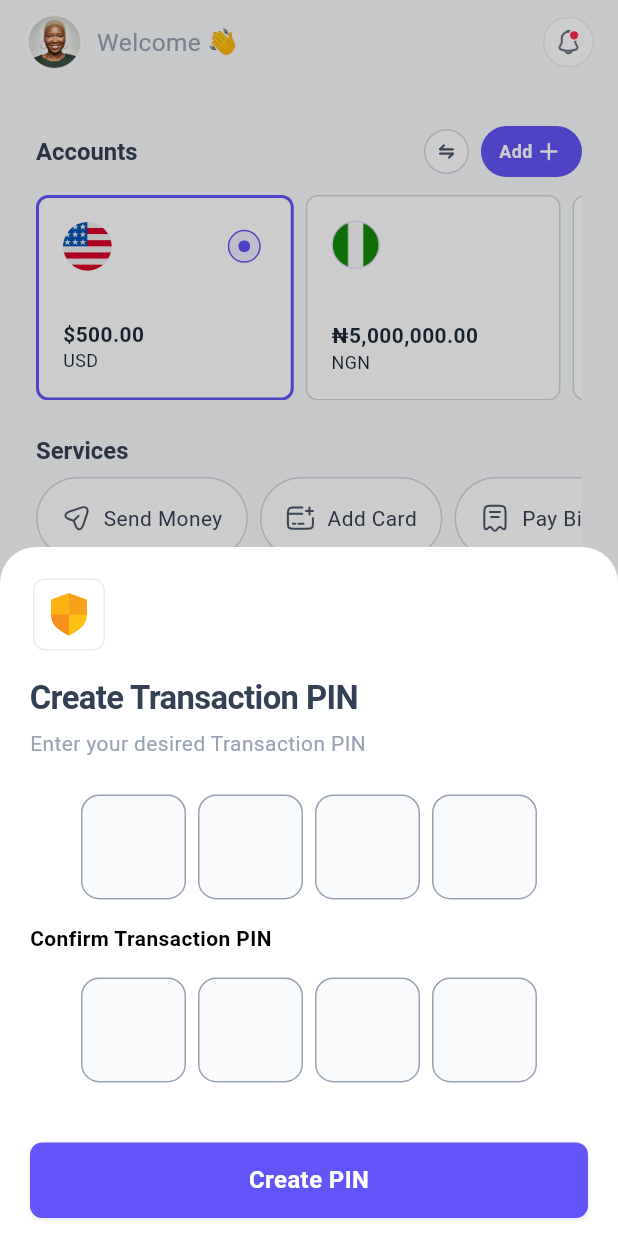
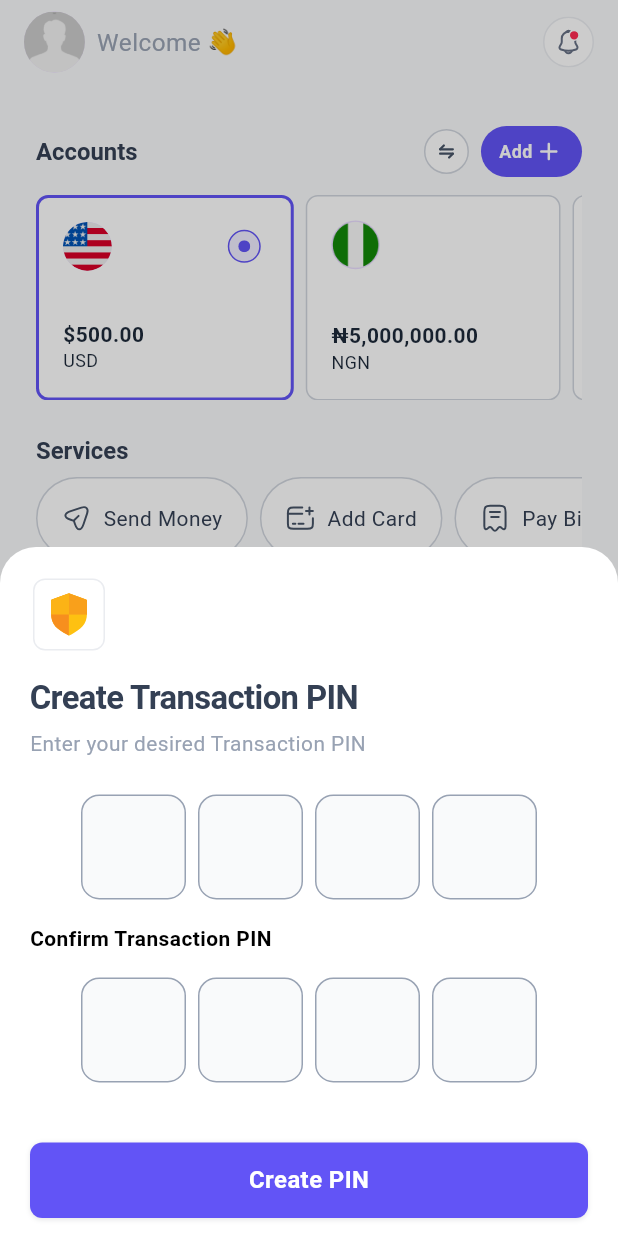
Before and after one commit to maraz-dev/remittance_mobile, a Flutter app: the DashboardView screen opened by its route, on a phone screen of 412 x 824 dp. Run offline on Flutter 3.47's test engine with Material 3 defaults, Android fonts, the phone set to English and light mode, and no system bars; drawn by our look-alikes of pinput; our stand-ins replace clock, device_info_plus, dio, flutter_animate, flutter_screenutil, flutter_secure_storage and 12 more; missing offline and left inert: curl_logger_dio_interceptor, dio_cache_interceptor, dio_cache_interceptor_hive_store, number_text_input_formatter; accounts and stored records are empty; network calls fail; Roboto replaces fonts that are missing (SFPro).

Commit message:
fix: demo fix

```diff
--- a/lib/view/features/auth/create_account_flow/choose_country_view.dart
+++ b/lib/view/features/auth/create_account_flow/choose_country_view.dart
@@ -5,6 +5,7 @@ import 'package:flutter_svg/svg.dart';
 import 'package:go_router/go_router.dart';
 import 'package:hooks_riverpod/hooks_riverpod.dart';
 import 'package:remittance_mobile/data/models/responses/new_country_model.dart';
+import 'package:remittance_mobile/view/features/auth/login_view.dart';
 import 'package:remittance_mobile/view/features/auth/vm/auth_providers.dart';
 import 'package:remittance_mobile/view/theme/app_colors.dart';
 import 'package:remittance_mobile/view/utils/app_dropdown.dart';
@@ -80,7 +81,7 @@ class _ChooseCountryViewState extends ConsumerState<ChooseCountryView> {
                 RichTextWidget(
                   text: 'Already have an Account?',
                   hyperlink: ' Log In',
-                  onTap: () => context.pop(),
+                  onTap: () => context.pushReplacementNamed(LoginScreen.path),
                 )
                     .animate()
                     .fadeIn(
--- a/lib/view/features/auth/create_account_flow/create_transaction_pin.dart
+++ b/lib/view/features/auth/create_account_flow/create_transaction_pin.dart
@@ -13,6 +13,7 @@ import 'package:remittance_mobile/view/theme/app_colors.dart';
 import 'package:remittance_mobile/view/theme/app_theme.dart';
 import 'package:remittance_mobile/view/utils/app_bottomsheet.dart';
 import 'package:remittance_mobile/view/utils/app_images.dart';
+import 'package:remittance_mobile/view/utils/bottomsheets/kyc_bottomsheet.dart';
 import 'package:remittance_mobile/view/utils/buttons.dart';
 import 'package:remittance_mobile/view/utils/extensions.dart';
 import 'package:remittance_mobile/view/utils/snackbar.dart';
@@ -61,6 +62,7 @@ class _CreateTransactionPINSheetState
                 'PIN Created Successfully',
                 context,
               );
+              kycBottomSheet(context);
             } else {
               context.pop();
               AppBottomSheet.showBottomSheet(
--- a/lib/view/features/home/widgets/home_appbar.dart
+++ b/lib/view/features/home/widgets/home_appbar.dart
@@ -18,7 +18,7 @@ class HomeAppBarWidget extends StatelessWidget {
       children: [
         CircleAvatar(
           radius: 20.r,
-          backgroundImage: const AssetImage(AppImages.tempProfileImage),
+          backgroundImage: const AssetImage(AppImages.selfieImageTwo),
         ),
         8.0.width,
         RichText(
--- a/lib/view/features/home/widgets/home_service_card.dart
+++ b/lib/view/features/home/widgets/home_service_card.dart
@@ -1,12 +1,16 @@
 import 'package:flutter/material.dart';
 import 'package:flutter_svg/svg.dart';
+import 'package:go_router/go_router.dart';
+import 'package:remittance_mobile/view/features/services/bill-payment/airtime_view.dart';
+import 'package:remittance_mobile/view/features/services/transfers/send_money_initial.dart';
+import 'package:remittance_mobile/view/features/services/virtual-cards/virtual_cards_empty_view.dart';
 import 'package:remittance_mobile/view/theme/app_colors.dart';
 import 'package:remittance_mobile/view/utils/app_images.dart';
 import 'package:remittance_mobile/view/utils/extensions.dart';
 
 class HomeServiceCard extends StatelessWidget {
   final String? image, title;
-  final Function()? onTap;
+  final String? onTap;
 
   const HomeServiceCard({
     super.key,
@@ -17,7 +21,9 @@ class HomeServiceCard extends StatelessWidget {
 
   @override
   Widget build(BuildContext context) {
-    return Container(
+    return InkWell(
+      onTap: () => context.pushNamed(onTap ?? SendMoneyInitialView.path),
+      child: Container(
         padding: const EdgeInsets.all(16),
         decoration: BoxDecoration(
             color: AppColors.kWhiteColor,
@@ -37,21 +43,25 @@ class HomeServiceCard extends StatelessWidget {
             )
           ],
         ),
+      ),
     );
   }
 }
 
 List homeServiceCardList = [
-  const HomeServiceCard(
+  HomeServiceCard(
     title: 'Send Money',
     image: AppImages.sendMoney,
+    onTap: SendMoneyInitialView.path,
   ),
-  const HomeServiceCard(
+  HomeServiceCard(
     title: 'Add Card',
     image: AppImages.addCard,
+    onTap: VirtualCardEmptyView.path,
   ),
-  const HomeServiceCard(
+  HomeServiceCard(
     title: 'Pay Bills',
     image: AppImages.payBills,
+    onTap: AirtimeView.path,
   ),
 ];
--- a/lib/view/utils/app_images.dart
+++ b/lib/view/utils/app_images.dart
@@ -84,6 +84,7 @@ class AppImages {
   static const accountViewImage = '$imagePath/account_view_background.png';
   static const profileBackground = '$imagePath/profile_background.png';
   static const selfieImage = '$imagePath/temp_selfie.png';
+  static const selfieImageTwo = '$imagePath/temp_image.jpeg';
   static const splashImage = '$imagePath/splash_image.png';
   static const remittanceLogo = '$imagePath/remittance_logo.png';
   static const onboardingOne = '$imagePath/onboarding_one.png';
--- a/pubspec.yaml
+++ b/pubspec.yaml
@@ -3,7 +3,7 @@ description: "A new Flutter project."
 
 publish_to: 'none' # Remove this line if you wish to publish to pub.dev
 
-version: 1.0.1+2
+version: 1.0.1+3
 
 environment:
   sdk: '>=3.3.2 <4.0.0'
```
Also changed, not shown: assets/images/temp_image.jpeg (added). Lines whose indentation alone changed are shown as unchanged.
